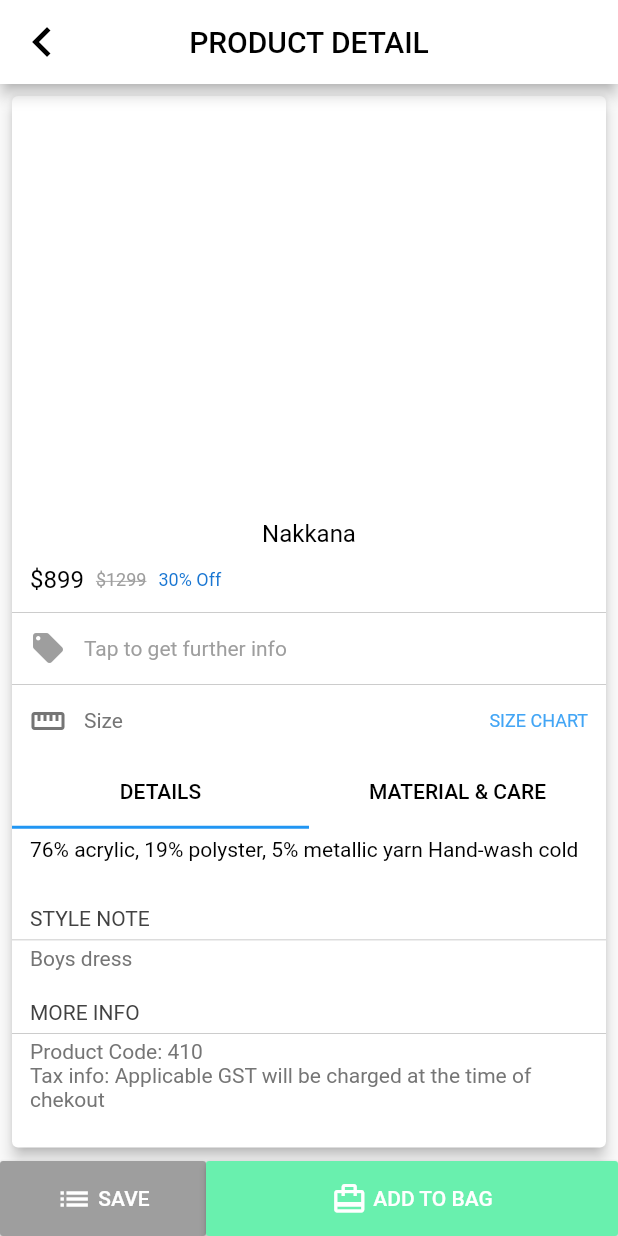
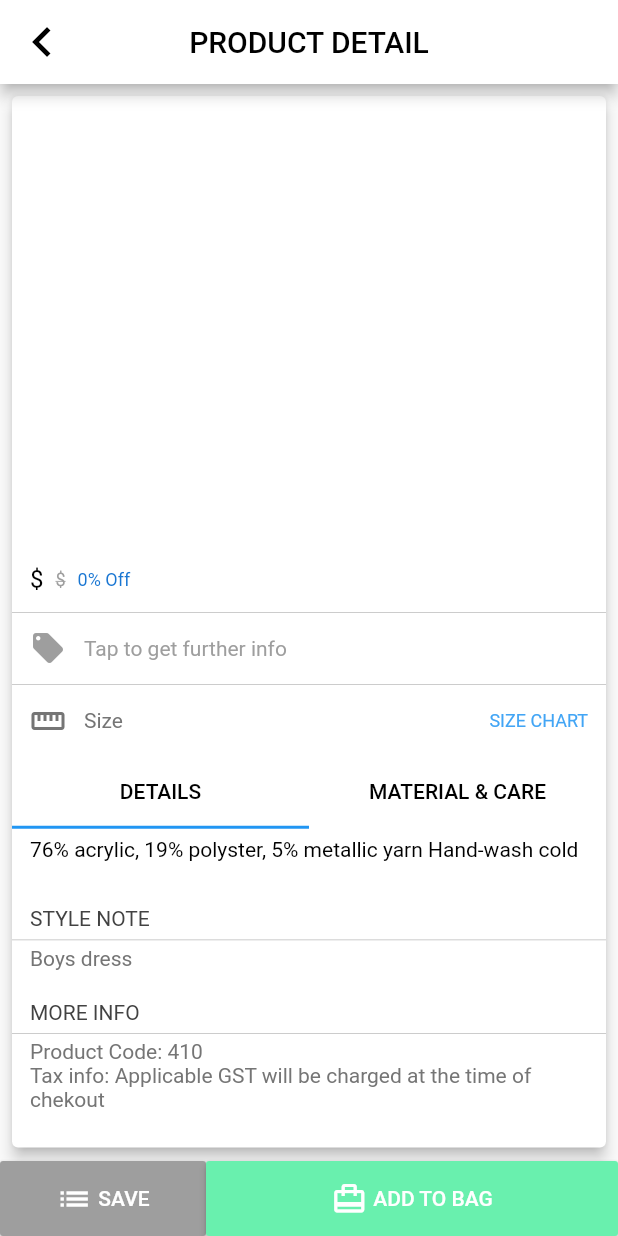
Before and after one commit to rohan20/flutter-products-tutorial, a Flutter app: the ProductDetailPage screen opened directly with empty values, on a phone screen of 412 x 824 dp. Run offline on Flutter 3.47's test engine with Material 2 defaults, Android fonts, the phone set to English and light mode, and no system bars.

Commit message:
product detail: replaced static name and price with actual data

```diff
--- a/lib/pages/product_detail_page.dart
+++ b/lib/pages/product_detail_page.dart
@@ -148,7 +148,7 @@ class _ProductDetailPageState extends State<ProductDetailPage>
       child: Center(
         child: Text(
           //name,
-          "Nakkana",
+          product.productName,
           style: TextStyle(fontSize: 16.0, color: Colors.black),
         ),
       ),
@@ -163,14 +163,14 @@ class _ProductDetailPageState extends State<ProductDetailPage>
         mainAxisSize: MainAxisSize.max,
         children: <Widget>[
           Text(
-            "\$899",
+            "\$${product.salePrice}",
             style: TextStyle(fontSize: 16.0, color: Colors.black),
           ),
           SizedBox(
             width: 8.0,
           ),
           Text(
-            "\$1299",
+            "\$${product.regularPrice}",
             style: TextStyle(
               fontSize: 12.0,
               color: Colors.grey,
@@ -181,7 +181,7 @@ class _ProductDetailPageState extends State<ProductDetailPage>
             width: 8.0,
           ),
           Text(
-            "30% Off",
+            "${product.discount}% Off",
             style: TextStyle(
               fontSize: 12.0,
               color: Colors.blue[700],
```
